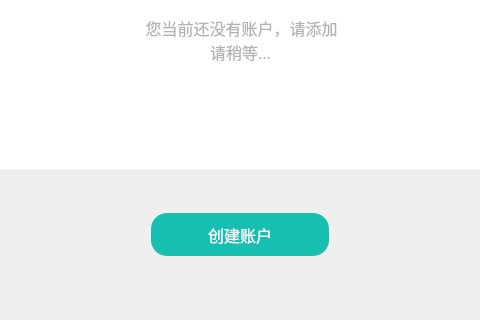
cdcchain/cdc-wallet-qt, file mainpage.ui: the form before one commit; both pictures show x 165 to 645 and y 209 to 529 of the 857 by 529 pixel window.
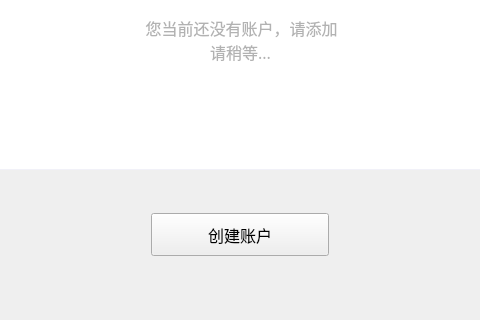
The form after the commit.

Commit message: Modify background color and title color

What changed in the file:
```diff
--- a/mainpage.ui
+++ b/mainpage.ui
@@ -119,9 +119,7 @@
     <enum>Qt::NoFocus</enum>
    </property>
    <property name="styleSheet">
-    <string notr="true">QToolButton{background-color:rgb(22,191,175);color:#ffffff;border:none;border-radius:16px;}
-QToolButton:hover{background-color:rgb(22,191,175);}
-QToolButton:disabled{background-color:#cecece;}</string>
+    <string notr="true"/>
    </property>
    <property name="text">
     <string>创建账户</string>
```
The commit also changes 21 other files.
